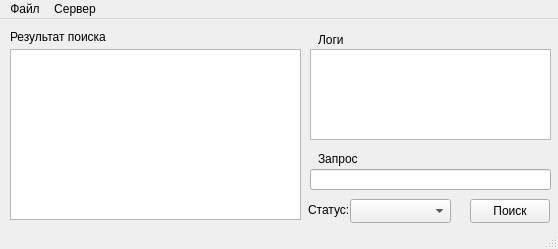
Before: the Qt Designer form mainwindow.ui in t1lt0x1c/cpp-search-server, drawn with Qt 5.
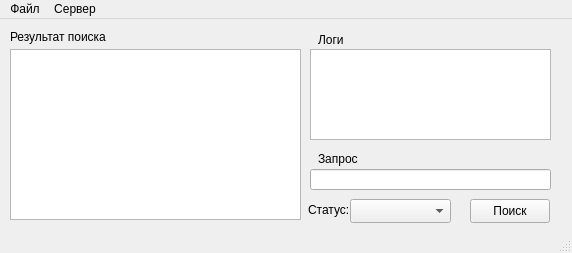
After: the same form once the commit is applied.

Commit message: fix error with test

```diff
--- a/mainwindow.ui
+++ b/mainwindow.ui
@@ -6,8 +6,8 @@
    <rect>
     <x>0</x>
     <y>0</y>
-    <width>558</width>
-    <height>249</height>
+    <width>572</width>
+    <height>253</height>
    </rect>
   </property>
   <property name="windowTitle">
@@ -144,7 +144,7 @@
     <rect>
      <x>0</x>
      <y>0</y>
-     <width>558</width>
+     <width>572</width>
      <height>21</height>
     </rect>
    </property>
```
The commit also changes 1 other file.
